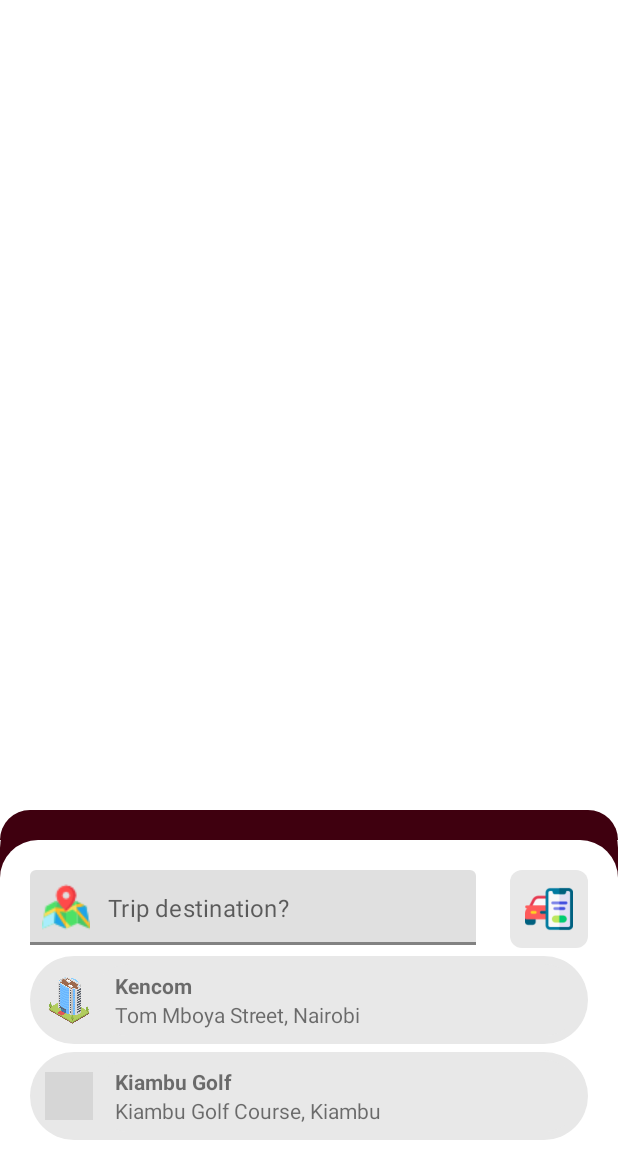
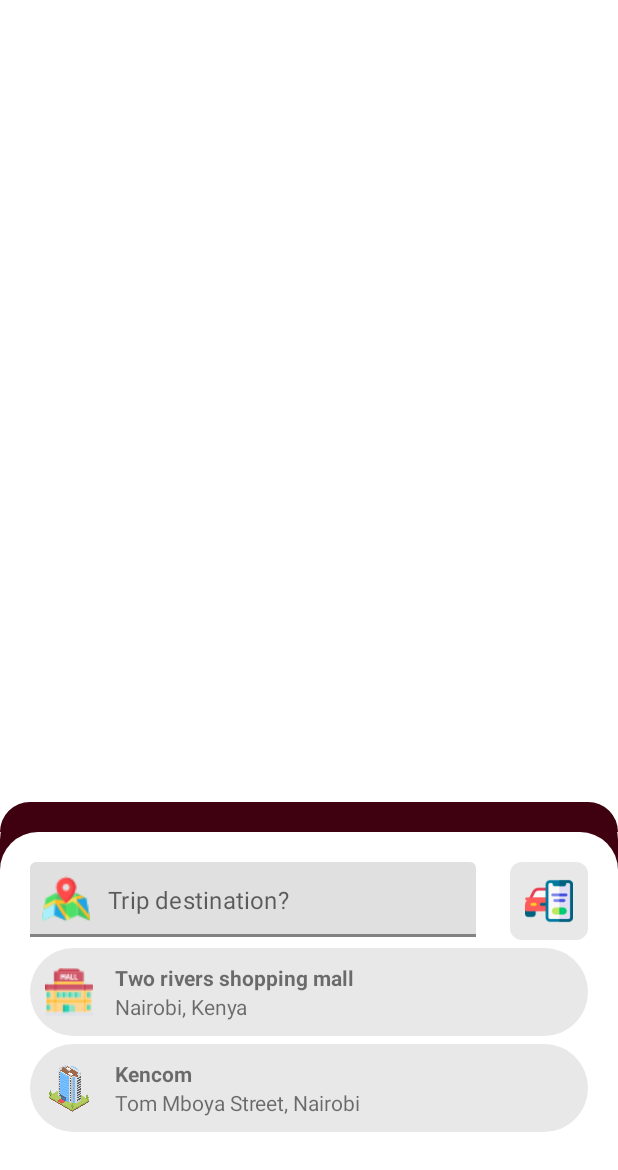
Before and after one commit to makunoNjenga/mobi_web, an Android app: the MainActivity screen opened directly, with no data from a screen before it, on a phone screen of 412 x 824 dp, the part 66-1236 px from its top. Run offline under Robolectric (Android 15) with nearby library versions, the phone set to English and light mode, and no system bars; our stand-ins replace Firebase (no records; nobody signed in at launch, a user with empty details on screens opened directly), Volley; libraries missing offline, so code that uses them is left out: com.google.maps.errors, com.google.maps.model; Roboto replaces fonts that are not available here; 1 statement that could not run was skipped; grey boxes are pictures that could not be loaded.

Commit message:
Launcher screen and map

```diff
--- a/app/src/main/java/com/peammobility/MainActivity.java
+++ b/app/src/main/java/com/peammobility/MainActivity.java
@@ -154,7 +154,7 @@ public class MainActivity extends AppCompatActivity implements OnMapReadyCallbac
     TripRoute tripRoute;
     boolean fetched = true;
     boolean fetchPlaceID = true;
-    LinearLayout defaultLayout, tripDetailsLayout, placesLayout, dataLayout, kencomLayout;
+    LinearLayout defaultLayout, tripDetailsLayout, placesLayout, dataLayout, kencomLayout, twoRiversLayout;
     TextView tripDestinationText, tripDistanceText, tripDurationText, peam2Text, peam2Title, peam2Capacity, peam2CapacityCount, peam4Text, peam4Title, peam4Capacity, peam4CapacityCount;
     int tripTotalCostPeam4 = 0;
     int tripTotalCostPeam2 = 0;
@@ -172,7 +172,8 @@ public class MainActivity extends AppCompatActivity implements OnMapReadyCallbac
     private Integer PLACE_REQUEST_CODE = 100;
     GridLayout selectPeam2, selectPeam4;
     ImageView peam4Icon, peam2Icon;
-    LatLng kencomLatLng = new LatLng(1.2850, 36.8259);
+    LatLng kencomLatLng = new LatLng(-1.2860088, 36.8257063);
+    LatLng twoRiversLatLng = new LatLng(-1.2107673, 36.79463680000001);
     FirebaseDatabase firebaseDatabase;
     DatabaseReference databaseReference;
     Trip trip = new Trip();
@@ -220,6 +221,7 @@ public class MainActivity extends AppCompatActivity implements OnMapReadyCallbac
         databaseReference = firebaseDatabase.getReference();
 
         kencomLayout = findViewById(R.id.m_kencom);
+        twoRiversLayout = findViewById(R.id.m_two_rivers);
         trip = new Trip();
 
         //bing forward
@@ -315,6 +317,17 @@ public class MainActivity extends AppCompatActivity implements OnMapReadyCallbac
             tripPoints.clear();
             tripPoints.add(origin);
             tripPoints.add(kencomLatLng);
+            // add second marker
+            addMarkerOptions(tripPoints);
+            zoom = 11.05f;
+            mMap.animateCamera(CameraUpdateFactory.zoomTo(zoom));
+            drawTripDirection();
+        });
+        twoRiversLayout.setOnClickListener(v -> {
+            LatLng origin = new LatLng(currentLocation.getLatitude(), currentLocation.getLongitude());
+            tripPoints.clear();
+            tripPoints.add(origin);
+            tripPoints.add(twoRiversLatLng);
             // add second marker
             addMarkerOptions(tripPoints);
             zoom = 11.05f;
--- a/app/src/main/res/layout/activity_main.xml
+++ b/app/src/main/res/layout/activity_main.xml
@@ -134,6 +134,51 @@
                 </GridLayout>
 
                 <LinearLayout
+                    android:id="@+id/m_two_rivers"
+                    android:layout_width="match_parent"
+                    android:layout_height="wrap_content"
+                    android:background="@drawable/default_background"
+                    android:orientation="horizontal"
+                    android:padding="@dimen/dp_5"
+                    android:paddingStart="@dimen/dp_10"
+                    android:layout_marginBottom="@dimen/dp_5"
+                    tools:ignore="RtlSymmetry">
+
+                    <ImageView
+                        android:layout_width="@dimen/dp_32"
+                        android:layout_height="@dimen/dp_32"
+                        android:layout_gravity="center_vertical"
+                        android:contentDescription="@string/search"
+                        android:src="@drawable/mall" />
+
+                    <LinearLayout
+                        android:layout_width="match_parent"
+                        android:layout_height="wrap_content"
+                        android:background="@drawable/default_background"
+                        android:orientation="vertical"
+                        tools:ignore="RtlSymmetry">
+
+                        <TextView
+                            android:layout_width="wrap_content"
+                            android:layout_height="wrap_content"
+                            android:fontFamily="sans-serif"
+                            android:paddingStart="@dimen/dp_10"
+                            android:text="@string/two_rivers_shopping_mall"
+                            android:textSize="@dimen/sp_14"
+                            android:textStyle="bold"
+                            tools:ignore="RtlSymmetry" />
+
+                        <TextView
+                            android:layout_width="wrap_content"
+                            android:layout_height="wrap_content"
+                            android:fontFamily="sans-serif"
+                            android:paddingStart="@dimen/dp_10"
+                            android:text="@string/nairobi_kenya"
+                            android:textSize="@dimen/sp_14"
+                            tools:ignore="RtlSymmetry" />
+                    </LinearLayout>
+                </LinearLayout>
+                <LinearLayout
                     android:id="@+id/m_kencom"
                     android:layout_width="match_parent"
                     android:layout_height="wrap_content"
@@ -174,50 +219,6 @@
                             android:fontFamily="sans-serif"
                             android:paddingStart="@dimen/dp_10"
                             android:text="@string/sample_bookmark_description"
-                            android:textSize="@dimen/sp_14"
-                            tools:ignore="RtlSymmetry" />
-                    </LinearLayout>
-                </LinearLayout>
-
-                <LinearLayout
-                    android:layout_width="match_parent"
-                    android:layout_height="wrap_content"
-                    android:background="@drawable/default_background"
-                    android:orientation="horizontal"
-                    android:padding="@dimen/dp_5"
-                    android:paddingStart="@dimen/dp_10"
-                    tools:ignore="RtlSymmetry">
-
-                    <ImageView
-                        android:layout_width="@dimen/dp_32"
-                        android:layout_height="@dimen/dp_32"
-                        android:layout_gravity="center_vertical"
-                        android:contentDescription="@string/search"
-                        android:src="@drawable/golf" />
-
-                    <LinearLayout
-                        android:layout_width="match_parent"
-                        android:layout_height="wrap_content"
-                        android:background="@drawable/default_background"
-                        android:orientation="vertical"
-                        tools:ignore="RtlSymmetry">
-
-                        <TextView
-                            android:layout_width="wrap_content"
-                            android:layout_height="wrap_content"
-                            android:fontFamily="sans-serif"
-                            android:paddingStart="@dimen/dp_10"
-                            android:text="@string/sample_kiambu_golf"
-                            android:textSize="@dimen/sp_14"
-                            android:textStyle="bold"
-                            tools:ignore="RtlSymmetry" />
-
-                        <TextView
-                            android:layout_width="wrap_content"
-                            android:layout_height="wrap_content"
-                            android:fontFamily="sans-serif"
-                            android:paddingStart="@dimen/dp_10"
-                            android:text="@string/sample_kiambu_golf_description"
                             android:textSize="@dimen/sp_14"
                             tools:ignore="RtlSymmetry" />
                     </LinearLayout>
--- a/app/src/main/res/values/strings.xml
+++ b/app/src/main/res/values/strings.xml
@@ -80,4 +80,5 @@
     <string name="trip_time">Trip Time</string>
     <string name="destination">Destination</string>
     <string name="ruaka_square">Ruaka Square</string>
+    <string name="two_rivers_shopping_mall">Two rivers shopping mall</string>
 </resources>
```
Also changed, not shown: app/src/main/res/drawable/mall.png (added), app/src/main/res/drawable/shopping_bag.png (added), app/src/main/res/drawable/shopping_center.png (added).
